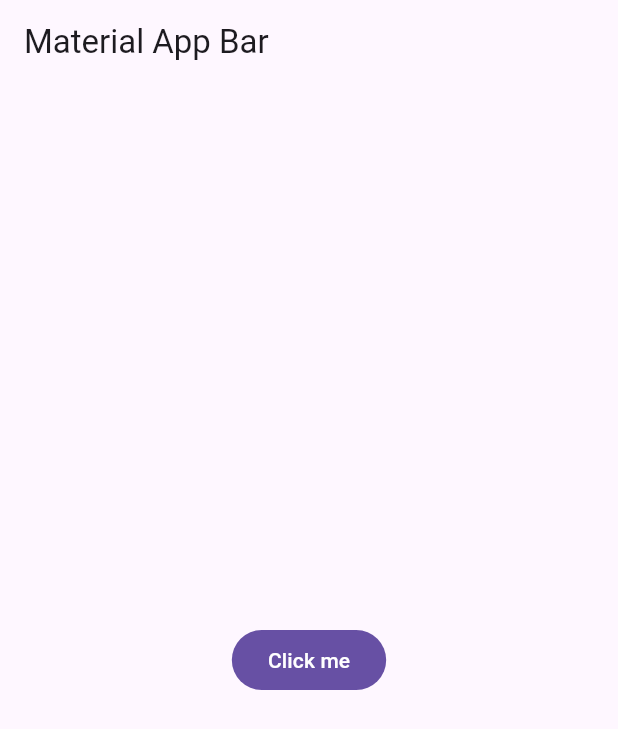
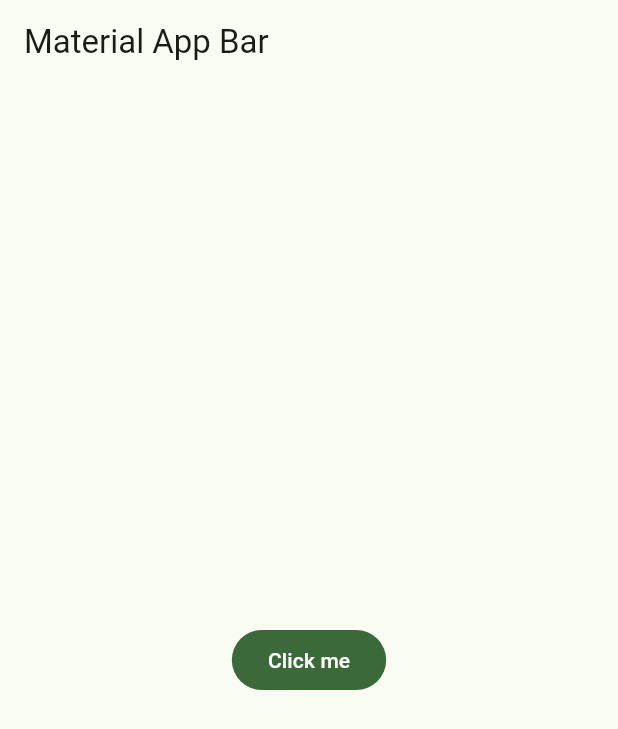
Before and after one commit to ikerjose9715-ux/Curso, a Flutter app: the screen it shows after launch, on a phone screen of 412 x 824 dp. Shown: the top 729 px of the screen. Run offline on Flutter 3.47's test engine with Material 3 defaults, Android fonts, the light colour scheme and no system bars.

Commit message:
curso
nuevo avance

```diff
--- /dev/null
+++ b/yes_nop_app/lib/config/theme/app_theme.dart
@@ -0,0 +1,29 @@
+
+
+import 'package:flutter/material.dart';
+const Color _custmomColor = Color(0xFF5C11D4);
+
+const List<Color> _colorThemes = [
+_custmomColor,
+Colors.blue,
+Colors.teal,
+Colors.green,
+Colors.yellow,
+Colors.orange,
+Colors.pink,
+];
+
+
+class AppTheme{
+
+final int selectedColor;
+
+AppTheme ({
+ this.selectedColor = 0 }):assert (selectedColor >= 0, 'colors must be between 0 and ${_colorThemes.length}');
+
+ThemeData theme(){
+
+  return ThemeData( useMaterial3: true, colorSchemeSeed: _colorThemes[3]
+  );
+}
+}
--- a/yes_nop_app/lib/main.dart
+++ b/yes_nop_app/lib/main.dart
@@ -1,4 +1,5 @@
 import 'package:flutter/material.dart';
+import 'package:yes_nop_app/config/theme/app_theme.dart';
 
 void main() => runApp(const MyApp());
 
@@ -10,6 +11,7 @@ class MyApp extends StatelessWidget {
     return MaterialApp(
       title: 'Yes No App',
       debugShowCheckedModeBanner: false,
+      theme: AppTheme(selectedColor: 10).theme(),
       home: Scaffold(
         appBar: AppBar(
           title: const Text('Material App Bar'),
```
